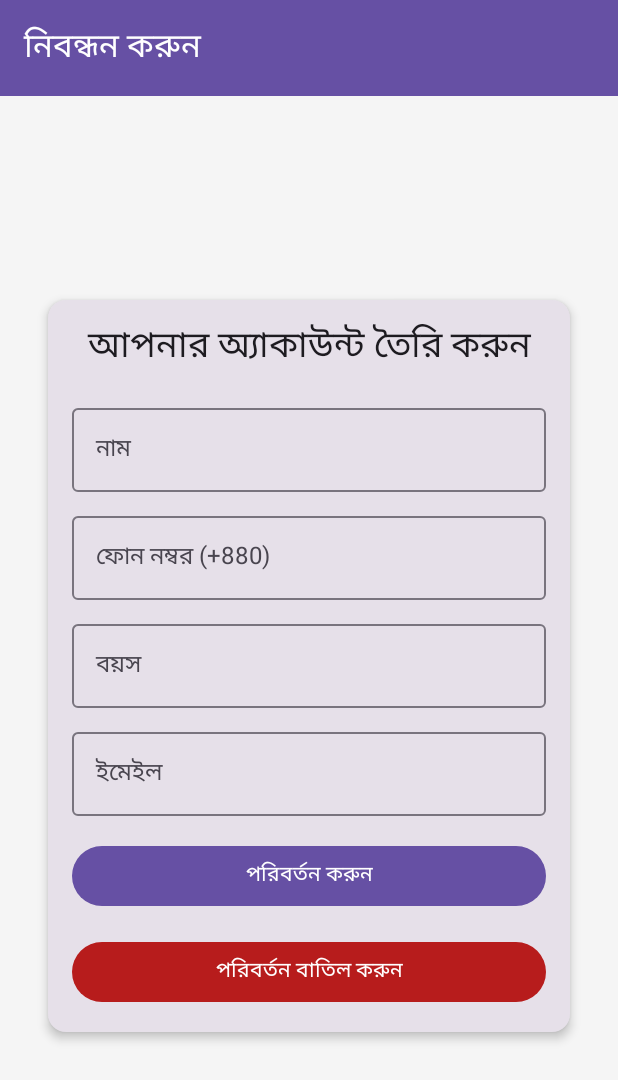
After one commit to SimkiJahara/MurirTin, an Android app built with Jetpack Compose: the Userprofile_Update screen opened through its navigation route, on a phone screen of 412 x 824 dp. The commit adds this screen. Shown: the top 1080 px of the screen. Run offline under Robolectric (Android 15) with nearby library versions, the phone set to English and light mode, and no system bars; our stand-ins replace Firebase (no records; nobody signed in at launch, a user with empty details on screens opened directly); 1 statement that could not run was skipped.

Commit message:
Show and update profile feature added

```diff
--- /dev/null
+++ b/app/src/main/java/com/example/muritin/Userprofile_Update.kt
@@ -0,0 +1,258 @@
+package com.example.muritin
+
+import android.util.Log
+import android.util.Patterns
+import android.widget.Toast
+import androidx.compose.foundation.layout.*
+import androidx.compose.foundation.shape.RoundedCornerShape
+import androidx.compose.material.icons.Icons
+import androidx.compose.material.icons.filled.DirectionsBus
+import androidx.compose.material3.*
+import androidx.compose.runtime.*
+import androidx.compose.ui.Alignment
+import androidx.compose.ui.Modifier
+import androidx.compose.ui.graphics.Color
+import androidx.compose.ui.platform.LocalContext
+import androidx.compose.ui.semantics.contentDescription
+import androidx.compose.ui.semantics.semantics
+import androidx.compose.ui.text.font.FontWeight
+import androidx.compose.ui.text.input.PasswordVisualTransformation
+import androidx.compose.ui.unit.dp
+import androidx.navigation.NavHostController
+import kotlinx.coroutines.launch
+import com.google.firebase.FirebaseApp
+import com.google.firebase.auth.FirebaseAuth
+import com.google.firebase.auth.FirebaseUser
+
+// Userprofile_Update is the entry UI for all tye of users to easily update their account
+@OptIn(ExperimentalMaterial3Api::class)
+@Composable
+fun Userprofile_Update(
+    navController: NavHostController, // Navigation controller to switch screens.
+) {
+    val context = LocalContext.current
+    val scope = rememberCoroutineScope()
+    val snackbarHostState = remember { SnackbarHostState() }
+    var error by remember { mutableStateOf<String?>(null) }
+
+    var old_name: String? by remember { mutableStateOf("") }
+    var old_phone: String? by remember { mutableStateOf("") }
+    var old_age: String? by remember { mutableStateOf("") }
+    var old_email by remember { mutableStateOf("") }
+
+    var new_name by remember { mutableStateOf("") }
+    var new_phone by remember { mutableStateOf("") }
+    var new_age by remember { mutableStateOf("") }
+    var new_email by remember { mutableStateOf("") }
+
+    var isLoading by remember { mutableStateOf(true) }
+
+    val user = FirebaseAuth.getInstance().currentUser   //Getting the current logged in user object
+    old_email = user?.email ?: "No email"
+    val uid = user?.uid ?: "No UID"
+
+    // Validation functions
+    fun isValidPhone(phone: String): Boolean {
+        val cleanedPhone = phone.replace("\\s+".toRegex(), "")
+        return cleanedPhone.matches(Regex("^(\\+8801|01)[3-9]\\d{8}$"))
+    }
+
+    fun isValidEmail(email: String): Boolean {
+        return Patterns.EMAIL_ADDRESS.matcher(email).matches()
+    }
+
+    fun isValidAge(age: String): Boolean {
+        return age.toIntOrNull()?.let { it in 18..100 } ?: false
+    }
+
+    //Fetching existing information about
+    scope.launch {
+        val result = AuthRepository().getUser(uid)
+        if(result.isSuccess){
+            val user = result.getOrNull() // The User object
+            old_name = user?.name
+            old_phone = user?.phone
+            old_age = user?.age?.toString() ?: ""
+
+            new_name = old_name ?: ""
+            new_phone = old_phone ?: ""
+            new_age = old_age ?: ""
+            new_email = old_email ?: ""
+
+            isLoading = false
+        }
+        else{
+            Toast.makeText(context, "তথ্য উদ্ধার সম্ভব হয়নি", Toast.LENGTH_SHORT).show()
+            isLoading = false
+        }
+    }
+
+    //Update info form
+    Scaffold(
+        topBar = {
+            TopAppBar(
+                title = { Text("নিবন্ধন করুন") },
+                colors = TopAppBarDefaults.topAppBarColors(
+                    containerColor = MaterialTheme.colorScheme.primary,
+                    titleContentColor = MaterialTheme.colorScheme.onPrimary
+                )
+            )
+        },
+        snackbarHost = { SnackbarHost(hostState = snackbarHostState) }
+    ) { padding ->
+        Column(
+            modifier = Modifier
+                .fillMaxSize()
+                .padding(padding)
+                .padding(16.dp),
+            verticalArrangement = Arrangement.Center,
+            horizontalAlignment = Alignment.CenterHorizontally
+        ) {
+            Card(
+                modifier = Modifier
+                    .fillMaxWidth()
+                    .padding(horizontal = 16.dp),
+                elevation = CardDefaults.cardElevation(defaultElevation = 4.dp)
+            ) {
+                Column(
+                    modifier = Modifier
+                        .padding(16.dp)
+                        .fillMaxWidth(),
+                    horizontalAlignment = Alignment.CenterHorizontally
+                ) {
+                    Text(
+                        text = "আপনার অ্যাকাউন্ট তৈরি করুন",
+                        style = MaterialTheme.typography.headlineSmall,
+                        modifier = Modifier.padding(bottom = 16.dp)
+                    )
+                    OutlinedTextField(
+                        value = new_name,
+                        onValueChange = { new_name = it },
+                        label = { Text("নাম") },
+                        modifier = Modifier
+                            .fillMaxWidth()
+                            .semantics { contentDescription = "নাম ক্ষেত্র" },
+                        isError = new_name.isBlank() && error != null
+                    )
+                    Spacer(modifier = Modifier.height(8.dp))
+                    OutlinedTextField(
+                        value = new_phone,
+                        onValueChange = { new_phone = it },
+                        label = { Text("ফোন নম্বর (+880)") },
+                        modifier = Modifier
+                            .fillMaxWidth()
+                            .semantics { contentDescription = "ফোন নম্বর ক্ষেত্র" },
+                        isError = !isValidPhone(new_phone) && new_phone.isNotBlank()
+                    )
+
+                    Spacer(modifier = Modifier.height(8.dp))
+
+                    OutlinedTextField(
+                        value = new_age,
+                        onValueChange = { new_age = it },
+                        label = { Text("বয়স") },
+                        modifier = Modifier
+                            .fillMaxWidth()
+                            .semantics { contentDescription = "বয়স ক্ষেত্র" },
+                        isError = !isValidAge(new_age) && new_age.isNotBlank()
+                    )
+
+                    Spacer(modifier = Modifier.height(8.dp))
+
+                    OutlinedTextField(
+                        value = new_email,
+                        onValueChange = { new_email = it },
+                        label = { Text("ইমেইল") },
+                        modifier = Modifier
+                            .fillMaxWidth()
+                            .semantics { contentDescription = "ইমেইল ক্ষেত্র" },
+                        isError = !isValidEmail(new_email) && new_email.isNotBlank()
+                    )
+
+                    Spacer(modifier = Modifier.height(16.dp))
+
+                    Button(
+                        onClick = {
+                            if (new_name.isBlank()) {
+                                error = "নাম প্রয়োজন"
+                                scope.launch {
+                                    snackbarHostState.showSnackbar(error ?: "অজানা ত্রুটি")
+                                }
+                            } else if (!isValidPhone(new_phone)) {
+                                error = "বৈধ ফোন নম্বর প্রয়োজন (+8801Xxxxxxxxx)"
+                                scope.launch {
+                                    snackbarHostState.showSnackbar(error ?: "অজানা ত্রুটি")
+                                }
+                            } else if (!isValidAge(new_age)) {
+                                error = "বয়স ১৮-১০০ এর মধ্যে হতে হবে"
+                                scope.launch {
+                                    snackbarHostState.showSnackbar(error ?: "অজানা ত্রুটি")
+                                }
+                            } else if (!isValidEmail(new_email)) {
+                                error = "বৈধ ইমেইল প্রয়োজন"
+                                scope.launch {
+                                    snackbarHostState.showSnackbar(error ?: "অজানা ত্রুটি")
+                                }
+                            }
+                            else {
+                                isLoading = true
+                                error = null
+                                scope.launch {
+                                    val result = AuthRepository().updateUserProfile(
+                                        uid,
+                                        new_name,
+                                        new_phone,
+                                        new_age.toIntOrNull() ?: 0,
+                                        new_email
+                                    )
+                                    isLoading = false
+                                    when {
+                                        result.isSuccess -> {
+                                            Toast.makeText(context, "পরিবর্তন সফল হয়েছে", Toast.LENGTH_SHORT).show()
+                                            navController.navigate("show_account_info")
+                                        }
+                                        else -> {
+                                            error = result.exceptionOrNull()?.message ?: "পরিবর্তন ব্যর্থ"
+                                            scope.launch {
+                                                snackbarHostState.showSnackbar(error ?: "অজানা ত্রুটি")
+                                            }
+                                        }
+                                    }
+                                }
+                            }
+                        },
+                        modifier = Modifier
+                            .fillMaxWidth()
+                            .semantics { contentDescription = "পরিবর্তন বোতাম" },
+                        enabled = !isLoading
+                    ) {
+                        if (isLoading) {
+                            CircularProgressIndicator(
+                                modifier = Modifier.size(24.dp),
+                                color = MaterialTheme.colorScheme.onPrimary
+                            )
+                        } else {
+                            Text("পরিবর্তন করুন") //Button to save the changes
+                        }
+                    }
+                    Spacer(modifier = Modifier.height(16.dp))
+                    Button(
+                        onClick = {
+                            navController.navigate("show_account_info")
+                        },
+                        modifier = Modifier.fillMaxWidth(),
+                        colors = ButtonDefaults.buttonColors(
+                            containerColor = Color(0xFFB71C1C),
+                            contentColor = Color.White
+                        )
+
+                    ) {
+                        Text("পরিবর্তন বাতিল করুন") // Cancel changes button
+                    }
+
+                }
+            }
+        }
+    }
+
+}
--- a/app/src/main/java/com/example/muritin/ui/theme/Color.kt
+++ b/app/src/main/java/com/example/muritin/ui/theme/Color.kt
@@ -9,3 +9,6 @@ val Pink80 = Color(0xFFEFB8C8)
 val Purple40 = Color(0xFF6650a4)
 val PurpleGrey40 = Color(0xFF625b71)
 val Pink40 = Color(0xFF7D5260)
+
+val teal = Color(0xFF00796B)
+val light_teal = Color(0xFF4DB6AC)
--- a/app/src/main/java/com/example/muritin/ui/theme/Theme.kt
+++ b/app/src/main/java/com/example/muritin/ui/theme/Theme.kt
@@ -14,8 +14,8 @@ fun MuriTinTheme(
 ) {
     MaterialTheme(
         colorScheme = lightColorScheme(
-            primary = Color(0xFF00796B), // Teal for buttons, icons
-            secondary = Color(0xFF4DB6AC), // Lighter teal for accents
+            primary = Color(0xFF6650a4), // Purple for buttons, icons
+            secondary = Color(0xFF625b71), // Purplegrey for accents
             error = Color(0xFFB71C1C), // Red for errors
             background = Color(0xFFF5F5F5), // Light gray background
             surface = Color.White // Card and surface backgrounds
```
Also changed, not shown: app/src/main/java/com/example/muritin/AuthRepository.kt (+20 -0 lines), app/src/main/java/com/example/muritin/MainActivity.kt (+76 -3 lines), app/src/main/java/com/example/muritin/Rider_Account_Info.kt (added, +88 -0 lines), app/src/main/java/com/example/muritin/Show_Account_Info.kt (added, +164 -0 lines).
